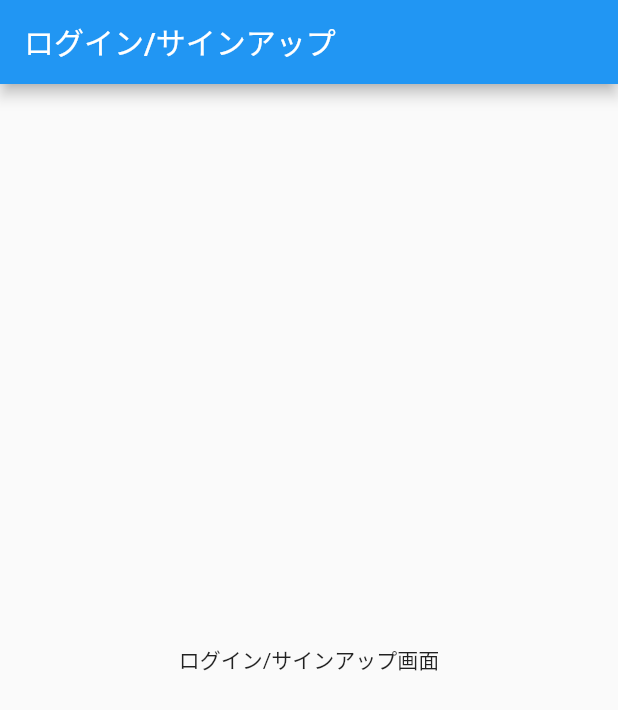
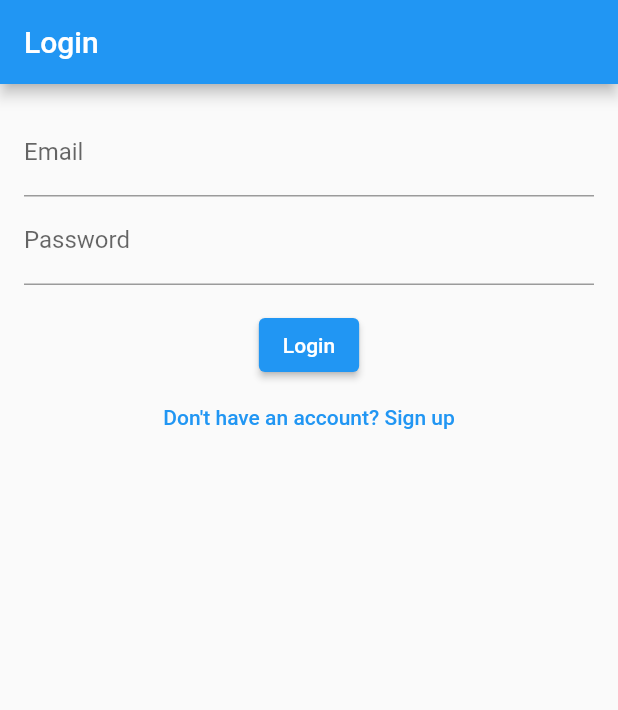
Before and after one commit to kouki-dan/freezstock, a Flutter app: the screen it shows after launch, on a phone screen of 412 x 824 dp. Shown: the top 710 px of the screen. Run offline on Flutter 3.47's test engine with Material 2 defaults, Android fonts, the phone set to English and light mode, and no system bars; our stand-ins replace firebase_auth, firebase_core, flutter_svg; accounts and stored records are empty.

Commit message:
Add login and signup functionality with Firebase authentication

```diff
--- /dev/null
+++ b/lib/login_screen.dart
@@ -0,0 +1,78 @@
+import 'package:flutter/material.dart';
+import 'package:firebase_auth/firebase_auth.dart';
+import 'main_screen.dart';
+import 'signup_screen.dart';
+
+class LoginScreen extends StatefulWidget {
+  @override
+  _LoginScreenState createState() => _LoginScreenState();
+}
+
+class _LoginScreenState extends State<LoginScreen> {
+  final _formKey = GlobalKey<FormState>();
+  final _auth = FirebaseAuth.instance;
+  String _email = '';
+  String _password = '';
+
+  void _submitForm() async {
+    if (_formKey.currentState?.validate() == true) {
+      _formKey.currentState?.save();
+      try {
+        await _auth.signInWithEmailAndPassword(
+            email: _email, password: _password);
+        Navigator.of(context).pushReplacement(
+          MaterialPageRoute(builder: (context) => MainScreen()),
+        );
+      } on FirebaseAuthException catch (e) {
+        ScaffoldMessenger.of(context).showSnackBar(
+          SnackBar(content: Text(e.message ?? 'An unknown error occurred')),
+        );
+      }
+    }
+  }
+
+  @override
+  Widget build(BuildContext context) {
+    return Scaffold(
+      appBar: AppBar(title: Text('Login')),
+      body: Padding(
+        padding: EdgeInsets.all(16),
+        child: Form(
+          key: _formKey,
+          child: Column(
+            children: [
+              TextFormField(
+                decoration: InputDecoration(labelText: 'Email'),
+                validator: (value) =>
+                    value == null || value.isEmpty || !value.contains('@')
+                        ? 'Please enter a valid email'
+                        : null,
+                onSaved: (value) => _email = value ?? "",
+              ),
+              TextFormField(
+                decoration: InputDecoration(labelText: 'Password'),
+                obscureText: true,
+                validator: (value) =>
+                    value == null || value.isEmpty || value.length < 6
+                        ? 'Please enter a valid password'
+                        : null,
+                onSaved: (value) => _password = value ?? "",
+              ),
+              SizedBox(height: 16),
+              ElevatedButton(
+                onPressed: _submitForm,
+                child: Text('Login'),
+              ),
+              TextButton(
+                onPressed: () => Navigator.of(context).pushReplacement(
+                  MaterialPageRoute(builder: (context) => SignupScreen()),
+                ),
+                child: Text('Don\'t have an account? Sign up'),
+              ),
+            ],
+          ),
+        ),
+      ),
+    );
+  }
+}
--- a/lib/main.dart
+++ b/lib/main.dart
@@ -2,7 +2,10 @@ import 'dart:async';
 import 'package:flutter/material.dart';
 import 'package:flutter_svg/flutter_svg.dart';
 import 'package:firebase_core/firebase_core.dart';
+import 'package:firebase_auth/firebase_auth.dart';
 import 'firebase_options.dart';
+import 'package:freezstock/login_screen.dart';
+import 'package:freezstock/main_screen.dart';
 
 void main() async {
   WidgetsFlutterBinding.ensureInitialized();
@@ -36,10 +39,19 @@ class _SplashScreenState extends State<SplashScreen> {
   void initState() {
     super.initState();
     Timer(Duration(seconds: 3), () {
-      Navigator.pushReplacement(
-        context,
-        MaterialPageRoute(builder: (context) => LoginSignupScreen()),
-      );
+      FirebaseAuth.instance.authStateChanges().first.then((User? user) {
+        if (user == null) {
+          Navigator.pushReplacement(
+            context,
+            MaterialPageRoute(builder: (context) => LoginScreen()),
+          );
+        } else {
+          Navigator.pushReplacement(
+            context,
+            MaterialPageRoute(builder: (context) => MainScreen()),
+          );
+        }
+      });
     });
   }
 
@@ -52,13 +64,3 @@ class _SplashScreenState extends State<SplashScreen> {
     );
   }
 }
-
-class LoginSignupScreen extends StatelessWidget {
-  @override
-  Widget build(BuildContext context) {
-    return Scaffold(
-      appBar: AppBar(title: Text('ログイン/サインアップ')),
-      body: Center(child: Text('ログイン/サインアップ画面')),
-    );
-  }
-}
```
Also changed, not shown: lib/main_screen.dart (added, +34 -0 lines), lib/signup_screen.dart (added, +77 -0 lines).
